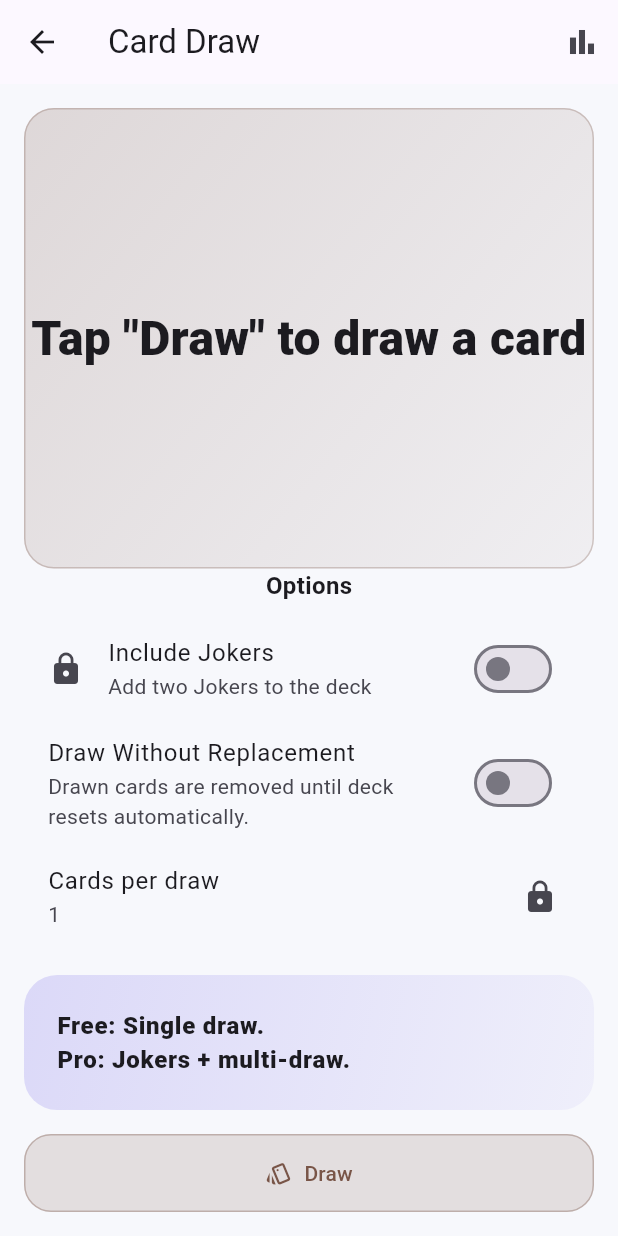
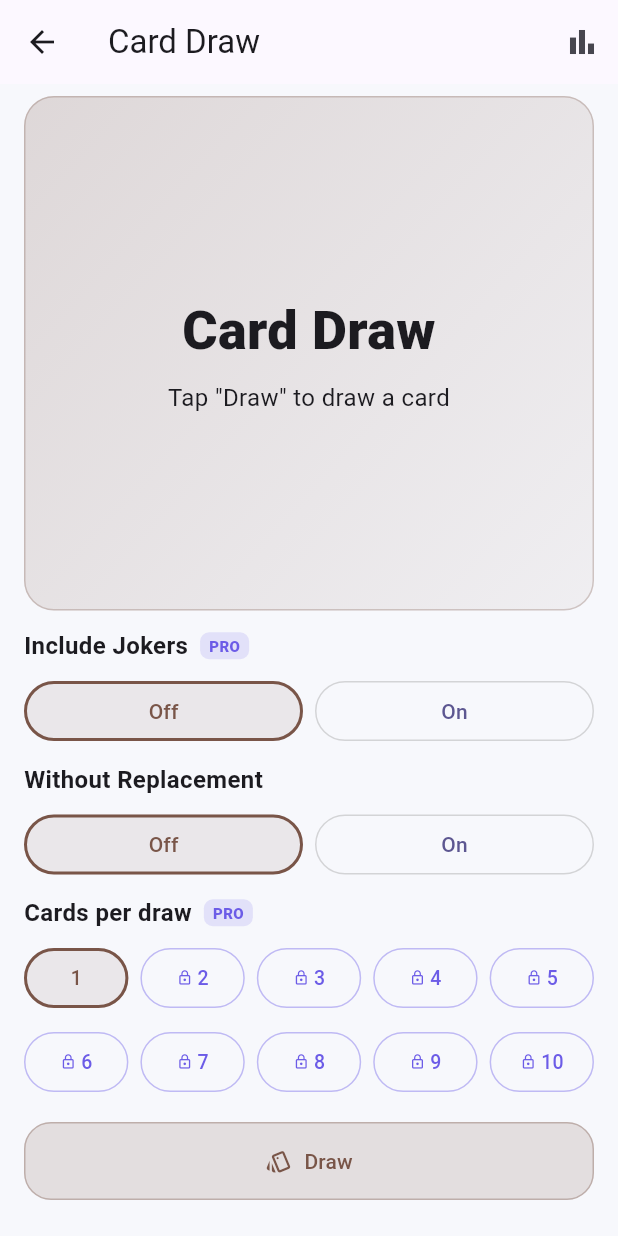
Before and after one commit to 4mierS/picksy, a Flutter app: the CardPage screen opened directly, on a phone screen of 412 x 824 dp. Run offline on Flutter 3.47's test engine with Material 3 defaults, Android fonts, the phone set to English and light mode, and no system bars; our stand-ins replace hive, hive_flutter, in_app_purchase, share_plus, vibration; accounts and stored records are empty; project files that could hold a hidden picture were left out.

Commit message:
Beautify draw

```diff
--- a/lib/features/generators/card/card_page.dart
+++ b/lib/features/generators/card/card_page.dart
@@ -1,7 +1,6 @@
 import 'dart:math';
 
 import 'package:flutter/material.dart';
-import 'package:flutter/services.dart';
 import 'package:provider/provider.dart';
 import 'package:picksy/l10n/l10n.dart';
 
@@ -24,22 +23,11 @@ class _CardPageState extends State<CardPage> {
   final _rng = Random();
 
   static const _ranks = [
-    'A',
-    '2',
-    '3',
-    '4',
-    '5',
-    '6',
-    '7',
-    '8',
-    '9',
-    '10',
-    'J',
-    'Q',
-    'K',
+    'A', '2', '3', '4', '5', '6', '7', '8', '9', '10', 'J', 'Q', 'K',
   ];
   static const _suits = ['♠', '♥', '♦', '♣'];
   static const _suitNames = ['Spades', 'Hearts', 'Diamonds', 'Clubs'];
+  static const _cardCounts = [1, 2, 3, 4, 5, 6, 7, 8, 9, 10];
 
   List<String>? _lastDrawn;
   bool _includeJokers = false;
@@ -95,17 +83,6 @@ class _CardPageState extends State<CardPage> {
     final effectiveJokers = canJokers && _includeJokers;
     final effectiveCount = canMultiDraw ? _multiCount : 1;
 
-    void openProDialog() => showProDialog(
-      context,
-      title: l10n.cardIncludeJokersProTitle,
-      message: l10n.cardIncludeJokersProMessage,
-      generatorType: GeneratorType.card,
-      featureDefinitions: [
-        l10n.cardIncludeJokersProMessage,
-        l10n.cardMultiDrawProMessage,
-      ],
-    );
-
     return Scaffold(
       appBar: AppBar(
         title: Text(l10n.cardTitle),
@@ -136,30 +113,44 @@ class _CardPageState extends State<CardPage> {
         ],
       ),
       body: SafeArea(
-        child: Padding(
-          padding: const EdgeInsets.all(16),
         child: Column(
           children: [
+            // ── Drawn cards area (scrollable, takes all spare space) ──────────
             Expanded(
+              child: _lastDrawn == null
+                  ? Padding(
+                      padding: const EdgeInsets.fromLTRB(16, 8, 16, 0),
                       child: Center(
-                  child: _lastDrawn == null
-                      ? Container(
+                        child: Container(
                           width: double.infinity,
                           constraints: const BoxConstraints(minHeight: 160),
-                          decoration: AppStyles.generatorResultCard(
-                            GeneratorType.card.accentColor,
-                          ),
+                          decoration: AppStyles.generatorResultCard(accent),
                           alignment: Alignment.center,
-                          child: Text(
-                            l10n.cardTapDraw,
+                          child: Column(
+                            mainAxisAlignment: MainAxisAlignment.center,
+                            children: [
+                              Text(
+                                l10n.cardTitle,
                                 style: const TextStyle(
-                              fontSize: 32,
-                              fontWeight: FontWeight.w800,
+                                  fontSize: 36,
+                                  fontWeight: FontWeight.w900,
                                 ),
                                 textAlign: TextAlign.center,
                               ),
+                              const SizedBox(height: 8),
+                              Text(
+                                l10n.cardTapDraw,
+                                style: const TextStyle(fontSize: 16),
+                                textAlign: TextAlign.center,
+                              ),
+                            ],
+                          ),
+                        ),
+                      ),
                     )
-                      : Wrap(
+                  : SingleChildScrollView(
+                      padding: const EdgeInsets.fromLTRB(16, 16, 16, 8),
+                      child: Wrap(
                         spacing: 12,
                         runSpacing: 12,
                         alignment: WrapAlignment.center,
@@ -170,16 +161,18 @@ class _CardPageState extends State<CardPage> {
                     ),
             ),
 
-              _SectionTitle(l10n.cardSectionOptions),
-              const SizedBox(height: 8),
-
-              // Include Jokers toggle (Pro)
-              SwitchListTile(
-                activeColor: GeneratorType.card.accentColor,
-                title: Text(l10n.cardIncludeJokers),
-                subtitle: Text(l10n.cardIncludeJokersSubtitle),
+            // ── Sticky bottom controls ────────────────────────────────────────
+            Padding(
+              padding: const EdgeInsets.fromLTRB(16, 12, 16, 24),
+              child: Column(
+                crossAxisAlignment: CrossAxisAlignment.stretch,
+                children: [
+                  // Include Jokers toggle
+                  _ToggleRow(
+                    label: l10n.cardIncludeJokers,
                     value: effectiveJokers,
-                secondary: canJokers ? null : const Icon(Icons.lock),
+                    accent: accent,
+                    isLocked: !canJokers,
                     onChanged: (v) async {
                       if (!canJokers) {
                         await showProDialog(
@@ -194,67 +187,111 @@ class _CardPageState extends State<CardPage> {
                     },
                   ),
 
-              SwitchListTile(
-                activeColor: GeneratorType.card.accentColor,
-                title: const Text('Draw Without Replacement'),
-                subtitle: const Text(
-                  'Drawn cards are removed until deck resets automatically.',
-                ),
+                  const SizedBox(height: 10),
+
+                  // Draw Without Replacement toggle
+                  _ToggleRow(
+                    label: 'Without Replacement',
                     value: _withoutReplacement,
+                    accent: accent,
                     onChanged: (v) => setState(() {
                       _withoutReplacement = v;
                       _deck.clear();
                     }),
                   ),
 
-              // Multi-draw (Pro)
-              ListTile(
-                title: Text(l10n.cardMultiDrawCount),
-                subtitle: Text('$effectiveCount'),
-                trailing: canMultiDraw ? null : const Icon(Icons.lock),
-                onTap: canMultiDraw
-                    ? null
-                    : () async {
+                  const SizedBox(height: 10),
+
+                  // Cards per draw selector
+                  Row(
+                    children: [
+                      GeneratorSectionTitle(l10n.cardMultiDrawCount),
+                      if (!canMultiDraw) ...[
+                        const SizedBox(width: 8),
+                        Container(
+                          padding: const EdgeInsets.symmetric(
+                            horizontal: 6,
+                            vertical: 2,
+                          ),
+                          decoration: BoxDecoration(
+                            color: AppColors.proPurple.withOpacity(0.15),
+                            borderRadius: BorderRadius.circular(6),
+                          ),
+                          child: const Text(
+                            'PRO',
+                            style: TextStyle(
+                              fontSize: 10,
+                              color: AppColors.proPurple,
+                              fontWeight: FontWeight.w800,
+                            ),
+                          ),
+                        ),
+                      ],
+                    ],
+                  ),
+                  const SizedBox(height: 8),
+                  Wrap(
+                    spacing: 8,
+                    runSpacing: 8,
+                    children: _cardCounts.map((count) {
+                      final selected = effectiveCount == count;
+                      final isLocked = !canMultiDraw && count > 1;
+                      return SizedBox(
+                        width: (MediaQuery.of(context).size.width - 32 - 8 * 4) / 5,
+                        child: OutlinedButton(
+                          style: OutlinedButton.styleFrom(
+                            foregroundColor: selected
+                                ? accent
+                                : (isLocked ? AppColors.proPurple : null),
+                            side: BorderSide(
+                              color: selected
+                                  ? accent
+                                  : (isLocked
+                                        ? AppColors.proPurple.withOpacity(0.4)
+                                        : Colors.grey.withOpacity(0.4)),
+                              width: selected ? 2 : 1,
+                            ),
+                            backgroundColor:
+                                selected ? accent.withOpacity(0.1) : null,
+                            padding: const EdgeInsets.symmetric(vertical: 8),
+                          ),
+                          onPressed: () async {
+                            if (isLocked) {
                               await showProDialog(
                                 context,
                                 title: l10n.cardMultiDrawProTitle,
                                 message: l10n.cardMultiDrawProMessage,
                                 generatorType: GeneratorType.card,
                               );
+                              return;
+                            }
+                            setState(() => _multiCount = count);
                           },
+                          child: Row(
+                            mainAxisAlignment: MainAxisAlignment.center,
+                            mainAxisSize: MainAxisSize.min,
+                            children: [
+                              if (isLocked) ...[
+                                Icon(
+                                  Icons.lock_outline,
+                                  size: 11,
+                                  color: AppColors.proPurple,
                                 ),
-              if (canMultiDraw)
-                Slider(
-                  value: _multiCount.toDouble(),
-                  min: 1,
-                  max: 10,
-                  divisions: 9,
-                  label: '$_multiCount',
-                  activeColor: GeneratorType.card.accentColor,
-                  onChanged: (v) => setState(() => _multiCount = v.round()),
+                                const SizedBox(width: 3),
+                              ],
+                              Text('$count', style: const TextStyle(fontSize: 13)),
+                            ],
+                          ),
+                        ),
+                      );
+                    }).toList(),
                   ),
 
                   const SizedBox(height: 16),
 
-              if (!gate.isPro)
-                Container(
-                  width: double.infinity,
-                  padding: const EdgeInsets.all(22),
-                  decoration: AppStyles.proCard(),
-                  child: Text(
-                    l10n.cardFreeProHint,
-                    style: AppStyles.resultStyle,
-                  ),
-                ),
-
-              const SizedBox(height: 16),
-
-              SizedBox(
-                width: double.infinity,
-                child: FilledButton.icon(
-                  style: AppStyles.generatorButton(
-                    GeneratorType.card.accentColor,
-                  ),
+                  // Draw button
+                  FilledButton.icon(
+                    style: AppStyles.generatorButton(accent),
                     icon: const Icon(Icons.style_outlined),
                     label: Text(l10n.cardDraw),
                     onPressed: () async {
@@ -267,12 +304,14 @@ class _CardPageState extends State<CardPage> {
                       final result = drawn.join(', ');
                       setState(() => _lastDrawn = drawn);
 
-                    // Parse rank and suit from first card for metadata
                       final firstParts = drawn.first.split(' ');
-                    final rank = firstParts.isNotEmpty ? firstParts[0] : '';
-                    final suit = firstParts.length > 1 ? firstParts[1] : '';
+                      final rank =
+                          firstParts.isNotEmpty ? firstParts[0] : '';
+                      final suit =
+                          firstParts.length > 1 ? firstParts[1] : '';
                       final suitIdx = _suits.indexOf(suit);
-                    final suitName = suitIdx >= 0 ? _suitNames[suitIdx] : suit;
+                      final suitName =
+                          suitIdx >= 0 ? _suitNames[suitIdx] : suit;
 
                       await history.add(
                         type: GeneratorType.card,
@@ -288,27 +327,103 @@ class _CardPageState extends State<CardPage> {
                       );
                     },
                   ),
+                ],
+              ),
             ),
           ],
         ),
       ),
-      ),
     );
   }
+}
 
-  String _cardSemanticLabel(String value) {
-    if (value.contains(',')) return value;
-    final parts = value.split(' ');
-    if (parts.length >= 2) {
-      final rank = parts[0];
-      final suit = parts[1];
-      final suitIdx = _suits.indexOf(suit);
-      final suitName = suitIdx >= 0 ? _suitNames[suitIdx] : suit;
-      return '$rank of $suitName';
-    }
-    return value;
+// ─── Toggle Row ───────────────────────────────────────────────────────────────
+
+class _ToggleRow extends StatelessWidget {
+  final String label;
+  final bool value;
+  final Color accent;
+  final bool isLocked;
+  final void Function(bool) onChanged;
+
+  const _ToggleRow({
+    required this.label,
+    required this.value,
+    required this.accent,
+    required this.onChanged,
+    this.isLocked = false,
+  });
+
+  @override
+  Widget build(BuildContext context) {
+    return Column(
+      crossAxisAlignment: CrossAxisAlignment.start,
+      children: [
+        Row(
+          children: [
+            GeneratorSectionTitle(label),
+            if (isLocked) ...[
+              const SizedBox(width: 8),
+              Container(
+                padding: const EdgeInsets.symmetric(horizontal: 6, vertical: 2),
+                decoration: BoxDecoration(
+                  color: AppColors.proPurple.withOpacity(0.15),
+                  borderRadius: BorderRadius.circular(6),
+                ),
+                child: const Text(
+                  'PRO',
+                  style: TextStyle(
+                    fontSize: 10,
+                    color: AppColors.proPurple,
+                    fontWeight: FontWeight.w800,
+                  ),
+                ),
+              ),
+            ],
+          ],
+        ),
+        const SizedBox(height: 8),
+        Row(
+          children: [
+            Expanded(
+              child: OutlinedButton(
+                style: OutlinedButton.styleFrom(
+                  foregroundColor: !value ? accent : null,
+                  side: BorderSide(
+                    color: !value ? accent : Colors.grey.withOpacity(0.4),
+                    width: !value ? 2 : 1,
+                  ),
+                  backgroundColor: !value ? accent.withOpacity(0.1) : null,
+                  padding: const EdgeInsets.symmetric(vertical: 8),
+                ),
+                onPressed: () => onChanged(false),
+                child: const Text('Off'),
+              ),
+            ),
+            const SizedBox(width: 8),
+            Expanded(
+              child: OutlinedButton(
+                style: OutlinedButton.styleFrom(
+                  foregroundColor: value ? accent : null,
+                  side: BorderSide(
+                    color: value ? accent : Colors.grey.withOpacity(0.4),
+                    width: value ? 2 : 1,
+                  ),
+                  backgroundColor: value ? accent.withOpacity(0.1) : null,
+                  padding: const EdgeInsets.symmetric(vertical: 8),
+                ),
+                onPressed: () => onChanged(true),
+                child: const Text('On'),
+              ),
+            ),
+          ],
+        ),
+      ],
+    );
   }
 }
+
+// ─── Playing Card ─────────────────────────────────────────────────────────────
 
 class _PlayingCard extends StatelessWidget {
   final String raw;
@@ -365,16 +480,3 @@ class _PlayingCard extends StatelessWidget {
     );
   }
 }
-
-class _SectionTitle extends StatelessWidget {
-  final String text;
-  const _SectionTitle(this.text);
-
-  @override
-  Widget build(BuildContext context) {
-    return Text(
-      text,
-      style: const TextStyle(fontSize: 16, fontWeight: FontWeight.w600),
-    );
-  }
-}
```
Lines whose indentation alone changed are shown as unchanged.
